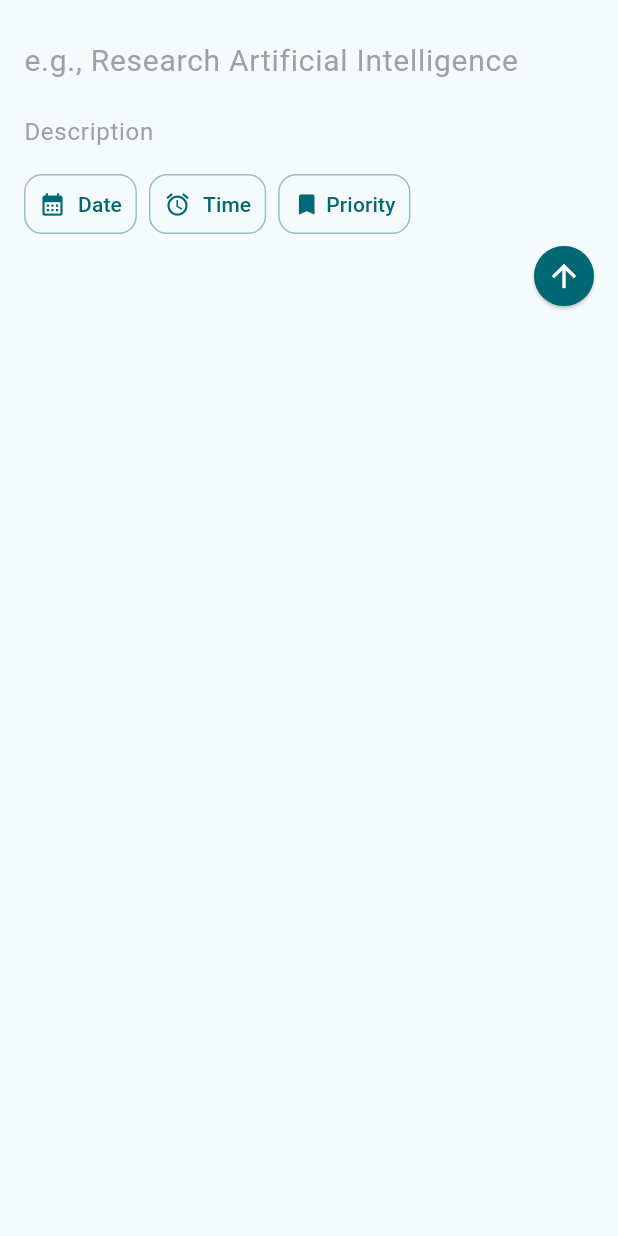
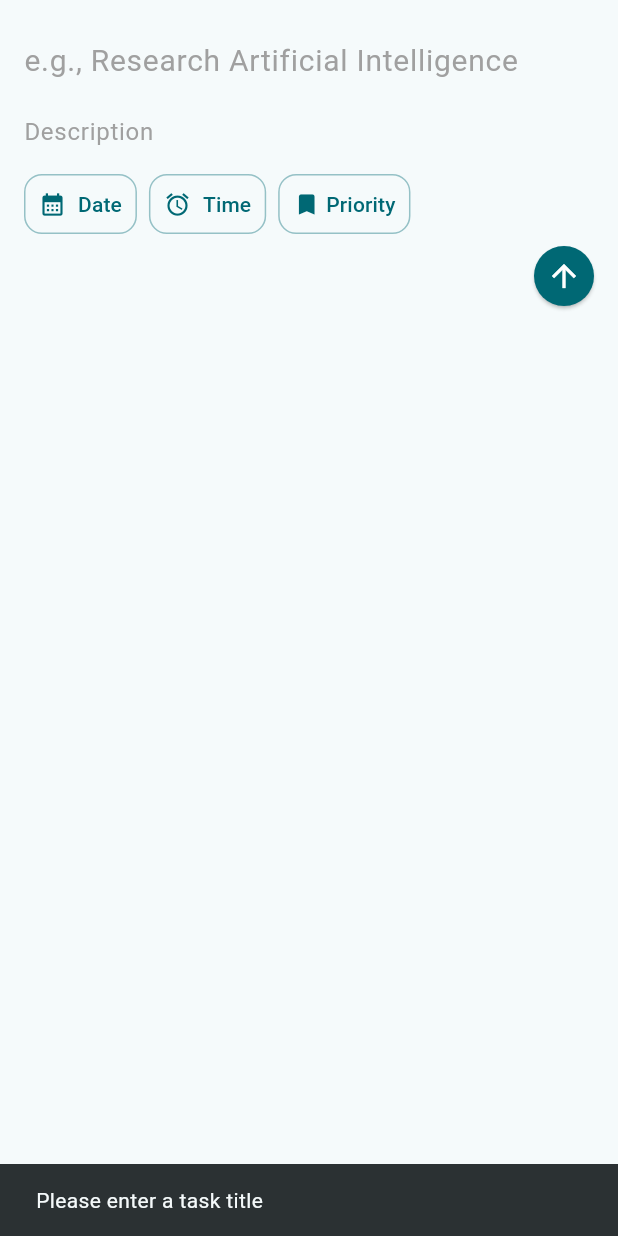
Before and after one commit to minhkhang1505/flutter_exercise1_todolist, a Flutter app: the AddNewTaskScreen widget shown alone on an empty page, opened directly, after a tap on the "arrow upward" icon, on a phone screen of 412 x 824 dp. Run offline on Flutter 3.47's test engine with Material 3 defaults, Android fonts, the phone set to English and light mode, and no system bars; our stand-ins replace google_fonts.

Commit message:
feat: Refactor AddNewTaskScreen with improved form handling and UI components

```diff
--- a/lib/presentation/screens/addtask/add_new_task.dart
+++ b/lib/presentation/screens/addtask/add_new_task.dart
@@ -1,5 +1,11 @@
 import 'package:flutter/material.dart';
-import 'package:flutter_exercise1_todolist/core/enums/priority_type.dart';
+import 'package:flutter_exercise1_todolist/presentation/screens/addtask/models/add_task_form_data.dart';
+import 'package:flutter_exercise1_todolist/presentation/screens/addtask/utils/date_time_formatter.dart';
+import 'package:flutter_exercise1_todolist/presentation/screens/addtask/utils/priority_formatter.dart';
+import 'package:flutter_exercise1_todolist/presentation/screens/addtask/widgets/priority_picker_dialog.dart';
+import 'package:flutter_exercise1_todolist/presentation/screens/addtask/widgets/task_action_button.dart';
+import 'package:flutter_exercise1_todolist/presentation/screens/addtask/widgets/task_input_field.dart';
+import 'package:flutter_exercise1_todolist/presentation/screens/addtask/widgets/task_submit_button.dart';
 
 class AddNewTaskScreen extends StatefulWidget {
   const AddNewTaskScreen({super.key});
@@ -9,60 +15,32 @@ class AddNewTaskScreen extends StatefulWidget {
 }
 
 class _AddNewTaskScreenState extends State<AddNewTaskScreen> {
-  DateTime? selectedDate;
-  TimeOfDay? selectedTime;
-  String? selectedPriority;
+  final _titleController = TextEditingController();
+  final _descriptionController = TextEditingController();
+  final _formData = AddTaskFormData();
 
-  void showPriorityDialog(BuildContext context) async {
-    final select = await showDialog<String>(
-      context: context,
-      builder: (BuildContext context) => Dialog(
-        shape: RoundedRectangleBorder(borderRadius: BorderRadius.circular(30)),
-        child: Padding(
-          padding: const EdgeInsets.all(16),
-          child: Column(
-            mainAxisSize: MainAxisSize.min,
-            children: <Widget>[
-              const Text(
-                "Choose Priority",
-                style: TextStyle(fontSize: 24, fontWeight: FontWeight.bold),
-              ),
-              const SizedBox(height: 16),
-              ...PriorityType.values.map(
-                (priority) => ListTile(
-                  title: Text(
-                    priority.name.replaceFirst(
-                      priority.name[0],
-                      priority.name[0].toUpperCase(),
-                    ),
-                  ),
-                  trailing: Icon(Icons.bookmark, color: priority.color),
-                  onTap: () {
-                    Navigator.of(context).pop(priority.name);
-                  },
-                ),
-              ),
-              TextButton(
-                onPressed: () => Navigator.pop(context),
-                child: const Text("Cancel"),
-              ),
-            ],
-          ),
-        ),
-      ),
-    );
+  @override
+  void dispose() {
+    _titleController.dispose();
+    _descriptionController.dispose();
+    super.dispose();
+  }
 
-    if (select != null) {
+  /// Show priority picker dialog
+  Future<void> _showPriorityDialog() async {
+    final selected = await PriorityPickerDialog.show(context);
+    if (selected != null) {
       setState(() {
-        selectedPriority = select;
+        _formData.priority = selected;
       });
     }
   }
 
-  Future<void> _selectDate(BuildContext context) async {
+  /// Show date picker dialog
+  Future<void> _selectDate() async {
     final DateTime? picked = await showDatePicker(
       context: context,
-      initialDate: selectedDate,
+      initialDate: _formData.dueDate ?? DateTime.now(),
       firstDate: DateTime.now(),
       lastDate: DateTime(DateTime.now().year + 2),
       helpText: 'Select Due Date',
@@ -70,115 +48,58 @@ class _AddNewTaskScreenState extends State<AddNewTaskScreen> {
       cancelText: 'CANCEL',
     );
 
-    if (picked != null && picked != selectedDate) {
-      setState(() => selectedDate = picked);
+    if (picked != null) {
+      setState(() {
+        _formData.dueDate = picked;
+      });
     }
   }
 
-  Future<void> _selectTime(BuildContext context) async {
+  /// Show time picker dialog
+  Future<void> _selectTime() async {
     final TimeOfDay? picked = await showTimePicker(
       context: context,
-      initialTime: TimeOfDay.now(),
+      initialTime: _formData.dueTime ?? TimeOfDay.now(),
       helpText: 'Select Due Time',
       confirmText: 'SELECT',
       cancelText: 'CANCEL',
     );
 
-    if (picked != null && picked != selectedTime) {
-      setState(() => selectedTime = picked);
+    if (picked != null) {
+      setState(() {
+        _formData.dueTime = picked;
+      });
     }
   }
 
-  Widget _formatPriority(String? priority) {
-    if (priority == null) {
-      return Row(
-        children: [
-          Icon(Icons.bookmark, color: Color(0xff006874)),
-          SizedBox(width: 4),
-          Text('Priority'),
-        ],
+  /// Handle form submission
+  void _handleSubmit() {
+    _formData.title = _titleController.text;
+    _formData.description = _descriptionController.text;
+
+    if (!_formData.isValid()) {
+      ScaffoldMessenger.of(context).showSnackBar(
+        const SnackBar(content: Text('Please enter a task title')),
       );
-    }
-    if (priority == PriorityType.high.name) {
-      return Row(
-        children: [
-          Icon(Icons.bookmark, color: PriorityType.high.color),
-          SizedBox(width: 4),
-          Text('High'),
-        ],
-      );
-    } else if (priority == PriorityType.medium.name) {
-      return Row(
-        children: [
-          Icon(Icons.bookmark, color: PriorityType.medium.color),
-          SizedBox(width: 4),
-          Text('Medium'),
-        ],
-      );
-    } else {
-      return Row(
-        children: [
-          Icon(Icons.bookmark, color: PriorityType.low.color),
-          SizedBox(width: 4),
-          Text('Low'),
-        ],
-      );
-    }
-  }
-
-  String _formatDate(DateTime? date) {
-    if (date == null) {
-      return 'Date';
+      return;
     }
 
-    final now = DateTime.now();
-    final today = DateTime(now.year, now.month, now.day);
-    final tomorrow = today.add(const Duration(days: 1));
-    final selectedDay = DateTime(date.year, date.month, date.day);
-    final months = [
-      'Jan',
-      'Feb',
-      'Mar',
-      'Apr',
-      'May',
-      'Jun',
-      'Jul',
-      'Aug',
-      'Sep',
-      'Oct',
-      'Nov',
-      'Dec',
-    ];
-    if (selectedDay == today) {
-      return 'Today';
-    } else if (selectedDay == tomorrow) {
-      return 'Tomorrow';
-    } else if (selectedDay.year > now.year) {
-      return '${months[date.month - 1]} ${date.day}, ${date.year}';
-    } else {
-      return '${months[date.month - 1]} ${date.day}';
-    }
-  }
-
-  String _formatTime(TimeOfDay? time) {
-    if (time == null) {
-      return 'Time';
-    }
-    final hour = time.hourOfPeriod == 0 ? 12 : time.hourOfPeriod;
-    final period = time.period == DayPeriod.am ? 'AM' : 'PM';
-    return '$hour:${time.minute.toString().padLeft(2, '0')} $period';
+    // TODO: Save the task using a repository or provider
+    // For now, just close the bottom sheet
+    Navigator.of(context).pop(_formData);
   }
 
   @override
   Widget build(BuildContext context) {
     final colorScheme = Theme.of(context).colorScheme;
+
     return Padding(
       padding: EdgeInsets.only(
         bottom: MediaQuery.of(context).viewInsets.bottom,
       ),
       child: Container(
         width: double.infinity,
-        padding: EdgeInsets.fromLTRB(16, 16, 0, 16),
+        padding: const EdgeInsets.fromLTRB(16, 16, 0, 16),
         decoration: BoxDecoration(
           color: colorScheme.surfaceBright,
           borderRadius: BorderRadius.circular(30.0),
@@ -186,144 +107,90 @@ class _AddNewTaskScreenState extends State<AddNewTaskScreen> {
         child: Column(
           mainAxisSize: MainAxisSize.min,
           children: [
-            Padding(
-              padding: const EdgeInsets.only(right: 16.0),
-              child: TextField(
-                decoration: InputDecoration(
-                  hintText: "e.g., Research Artificial Intelligence",
-                  hintStyle: TextStyle(
-                    color: Colors.grey.withAlpha(250),
-                    fontSize: 20,
-                  ),
-                  border: InputBorder.none,
-                ),
-                keyboardType: TextInputType.multiline,
-                maxLines: null,
-                style: const TextStyle(fontSize: 20),
-              ),
-            ),
-            Padding(
-              padding: const EdgeInsets.only(right: 8.0),
-              child: TextField(
-                decoration: InputDecoration(
-                  hintText: "Description",
-                  hintStyle: TextStyle(
-                    color: Colors.grey.withAlpha(250),
-                    fontSize: 16,
-                  ),
-                  border: InputBorder.none,
-                ),
-                keyboardType: TextInputType.multiline,
-                maxLines: null,
-                style: const TextStyle(fontSize: 16),
-              ),
-            ),
-            Padding(
-              padding: const EdgeInsets.only(right: 16),
-              child: Row(
-                mainAxisAlignment: MainAxisAlignment.start,
-                children: [
-                  //date picker
-                  ElevatedButton(
-                    style: ElevatedButton.styleFrom(
-                      padding: const EdgeInsets.all(10),
-                      backgroundColor: colorScheme.surface,
-                      elevation: 0,
-                      shape: RoundedRectangleBorder(
-                        borderRadius: BorderRadius.circular(12),
-                        side: BorderSide(
-                          color: colorScheme.primary.withAlpha(100),
-                          width: 1,
-                        ),
-                      ),
-                    ),
-                    onPressed: () {
-                      _selectDate(context);
-                    },
-                    child: Row(
-                      children: [
-                        const Icon(Icons.calendar_month),
-                        const SizedBox(width: 8),
-                        Text(_formatDate(selectedDate)),
-                      ],
-                    ),
-                  ),
-                  SizedBox(width: 8),
-                  ElevatedButton(
-                    style: ElevatedButton.styleFrom(
-                      padding: const EdgeInsets.all(10),
-                      backgroundColor: colorScheme.surface,
-                      elevation: 0,
-                      shape: RoundedRectangleBorder(
-                        borderRadius: BorderRadius.circular(12),
-                        side: BorderSide(
-                          color: colorScheme.primary.withAlpha(100),
-                          width: 1,
-                        ),
-                      ),
-                    ),
-                    onPressed: () {
-                      _selectTime(context);
-                    },
-                    child: Row(
-                      children: [
-                        Icon(Icons.alarm),
-                        SizedBox(width: 8),
-                        Text(_formatTime(selectedTime)),
-                      ],
-                    ),
-                  ),
-                  SizedBox(width: 8),
-
-                  // priority picker
-                  ElevatedButton(
-                    style: ElevatedButton.styleFrom(
-                      padding: const EdgeInsets.all(10),
-                      backgroundColor: colorScheme.surface,
-                      elevation: 0,
-                      shape: RoundedRectangleBorder(
-                        borderRadius: BorderRadius.circular(12),
-
-                        side: BorderSide(
-                          color: colorScheme.primary.withAlpha(100),
-                          width: 1,
-                        ),
-                      ),
-                    ),
-
-                    onPressed: () {
-                      showPriorityDialog(context);
-                    },
-                    child: _formatPriority(selectedPriority),
-                  ),
-                ],
-              ),
-            ),
-            Row(
-              mainAxisAlignment: MainAxisAlignment.end,
-              children: [
-                ElevatedButton.icon(
-                  onPressed: () {},
-                  style: ElevatedButton.styleFrom(
-                    backgroundColor: colorScheme.primary,
-                    shape: CircleBorder(
-                      side: BorderSide(
-                        color: colorScheme.primary.withAlpha(100),
-                        width: 1,
-                      ),
-                    ),
-                  ),
-                  label: Icon(
-                    Icons.arrow_upward,
-                    size: 24,
-                    color: colorScheme.onPrimary,
-                  ),
-                ),
-              ],
-            ),
+            _buildInputFields(),
+            _buildActionButtons(colorScheme),
+            _buildSubmitButton(colorScheme),
           ],
         ),
       ),
     );
   }
+
+  /// Build title and description input fields
+  Widget _buildInputFields() {
+    return Column(
+      children: [
+        Padding(
+          padding: const EdgeInsets.only(right: 16.0),
+          child: TaskInputField(
+            hintText: "e.g., Research Artificial Intelligence",
+            fontSize: 20,
+            controller: _titleController,
+          ),
+        ),
+        Padding(
+          padding: const EdgeInsets.only(right: 8.0),
+          child: TaskInputField(
+            hintText: "Description",
+            fontSize: 16,
+            controller: _descriptionController,
+          ),
+        ),
+      ],
+    );
+  }
+
+  /// Build date, time, and priority action buttons
+  Widget _buildActionButtons(ColorScheme colorScheme) {
+    return Padding(
+      padding: const EdgeInsets.only(right: 16),
+      child: Row(
+        mainAxisAlignment: MainAxisAlignment.start,
+        children: [
+          TaskActionButton(
+            colorScheme: colorScheme,
+            onPressed: _selectDate,
+            child: Row(
+              children: [
+                const Icon(Icons.calendar_month),
+                const SizedBox(width: 8),
+                Text(DateTimeFormatter.formatDate(_formData.dueDate)),
+              ],
+            ),
+          ),
+          const SizedBox(width: 8),
+          TaskActionButton(
+            colorScheme: colorScheme,
+            onPressed: _selectTime,
+            child: Row(
+              children: [
+                const Icon(Icons.alarm),
+                const SizedBox(width: 8),
+                Text(DateTimeFormatter.formatTime(_formData.dueTime)),
+              ],
+            ),
+          ),
+          const SizedBox(width: 8),
+          TaskActionButton(
+            colorScheme: colorScheme,
+            onPressed: _showPriorityDialog,
+            child: PriorityFormatter.formatPriorityWidget(
+              _formData.priority,
+              colorScheme.primary,
+            ),
+          ),
+        ],
+      ),
+    );
+  }
+
+  /// Build submit button
+  Widget _buildSubmitButton(ColorScheme colorScheme) {
+    return Row(
+      mainAxisAlignment: MainAxisAlignment.end,
+      children: [
+        TaskSubmitButton(colorScheme: colorScheme, onPressed: _handleSubmit),
+      ],
+    );
+  }
 }
--- /dev/null
+++ b/lib/presentation/screens/addtask/models/add_task_form_data.dart
@@ -0,0 +1,49 @@
+import 'package:flutter/material.dart';
+
+/// Model class to hold add task form data
+class AddTaskFormData {
+  String title;
+  String description;
+  DateTime? dueDate;
+  TimeOfDay? dueTime;
+  String? priority;
+
+  AddTaskFormData({
+    this.title = '',
+    this.description = '',
+    this.dueDate,
+    this.dueTime,
+    this.priority,
+  });
+
+  /// Check if the form has valid data (at minimum, a title)
+  bool isValid() {
+    return title.trim().isNotEmpty;
+  }
+
+  /// Create a copy with updated fields
+  AddTaskFormData copyWith({
+    String? title,
+    String? description,
+    DateTime? dueDate,
+    TimeOfDay? dueTime,
+    String? priority,
+  }) {
+    return AddTaskFormData(
+      title: title ?? this.title,
+      description: description ?? this.description,
+      dueDate: dueDate ?? this.dueDate,
+      dueTime: dueTime ?? this.dueTime,
+      priority: priority ?? this.priority,
+    );
+  }
+
+  /// Reset all fields to default values
+  void reset() {
+    title = '';
+    description = '';
+    dueDate = null;
+    dueTime = null;
+    priority = null;
+  }
+}
--- /dev/null
+++ b/lib/presentation/screens/addtask/utils/date_time_formatter.dart
@@ -0,0 +1,63 @@
+import 'package:flutter/material.dart';
+
+/// Utility class for formatting dates and times in the add task screen
+class DateTimeFormatter {
+  /// Format a date to display as "Today", "Tomorrow", or "Oct 24"
+  static String formatDate(DateTime? date) {
+    if (date == null) {
+      return 'Date';
+    }
+
+    final now = DateTime.now();
+    final today = DateTime(now.year, now.month, now.day);
+    final tomorrow = today.add(const Duration(days: 1));
+    final selectedDay = DateTime(date.year, date.month, date.day);
+
+    if (selectedDay == today) {
+      return 'Today';
+    } else if (selectedDay == tomorrow) {
+      return 'Tomorrow';
+    }
+
+    // Format as "Oct 24" or "Oct 24, 2026"
+    final months = [
+      'Jan',
+      'Feb',
+      'Mar',
+      'Apr',
+      'May',
+      'Jun',
+      'Jul',
+      'Aug',
+      'Sep',
+      'Oct',
+      'Nov',
+      'Dec',
+    ];
+
+    if (selectedDay.year > now.year) {
+      return '${months[date.month - 1]} ${date.day}, ${date.year}';
+    } else {
+      return '${months[date.month - 1]} ${date.day}';
+    }
+  }
+
+  /// Format a time to display as "2:30 PM"
+  static String formatTime(TimeOfDay? time) {
+    if (time == null) {
+      return 'Time';
+    }
+
+    final hour = time.hourOfPeriod == 0 ? 12 : time.hourOfPeriod;
+    final period = time.period == DayPeriod.am ? 'AM' : 'PM';
+    return '$hour:${time.minute.toString().padLeft(2, '0')} $period';
+  }
+
+  /// Combine date and time into a single DateTime
+  static DateTime? combineDateTime(DateTime? date, TimeOfDay? time) {
+    if (date == null) return null;
+    if (time == null) return date;
+
+    return DateTime(date.year, date.month, date.day, time.hour, time.minute);
+  }
+}
--- /dev/null
+++ b/lib/presentation/screens/addtask/utils/priority_formatter.dart
@@ -0,0 +1,49 @@
+import 'package:flutter/material.dart';
+import 'package:flutter_exercise1_todolist/core/enums/priority_type.dart';
+
+/// Utility class for formatting priority display
+class PriorityFormatter {
+  /// Get the display widget for a priority
+  static Widget formatPriorityWidget(String? priority, Color defaultColor) {
+    if (priority == null) {
+      return Row(
+        children: [
+          Icon(Icons.bookmark, color: defaultColor),
+          const SizedBox(width: 4),
+          const Text('Priority'),
+        ],
+      );
+    }
+
+    final priorityType = _getPriorityType(priority);
+    final displayName = _capitalizeFirst(priority);
+
+    return Row(
+      children: [
+        Icon(Icons.bookmark, color: priorityType?.color ?? defaultColor),
+        const SizedBox(width: 4),
+        Text(displayName),
+      ],
+    );
+  }
+
+  /// Get the priority type enum from string name
+  static PriorityType? _getPriorityType(String priority) {
+    return PriorityType.values.firstWhere(
+      (type) => type.name == priority,
+      orElse: () => PriorityType.low,
+    );
+  }
+
+  /// Capitalize the first letter of a string
+  static String _capitalizeFirst(String text) {
+    if (text.isEmpty) return text;
+    return text[0].toUpperCase() + text.substring(1);
+  }
+
+  /// Get the display name for a priority
+  static String getDisplayName(String? priority) {
+    if (priority == null) return 'Priority';
+    return _capitalizeFirst(priority);
+  }
+}
--- /dev/null
+++ b/lib/presentation/screens/addtask/widgets/priority_picker_dialog.dart
@@ -0,0 +1,65 @@
+import 'package:flutter/material.dart';
+import 'package:flutter_exercise1_todolist/core/enums/priority_type.dart';
+
+/// Dialog widget for selecting task priority
+class PriorityPickerDialog extends StatelessWidget {
+  const PriorityPickerDialog({super.key});
+
+  /// Show the priority picker dialog and return the selected priority
+  static Future<String?> show(BuildContext context) async {
+    return await showDialog<String>(
+      context: context,
+      builder: (BuildContext context) => const PriorityPickerDialog(),
+    );
+  }
+
+  @override
+  Widget build(BuildContext context) {
+    return Dialog(
+      shape: RoundedRectangleBorder(borderRadius: BorderRadius.circular(30)),
+      child: Padding(
+        padding: const EdgeInsets.all(16),
+        child: Column(
+          mainAxisSize: MainAxisSize.min,
+          children: <Widget>[
+            const Text(
+              "Choose Priority",
+              style: TextStyle(fontSize: 24, fontWeight: FontWeight.bold),
+            ),
+            const SizedBox(height: 16),
+            ...PriorityType.values.map(
+              (priority) => _PriorityListTile(priority: priority),
+            ),
+            TextButton(
+              onPressed: () => Navigator.pop(context),
+              child: const Text("Cancel"),
+            ),
+          ],
+        ),
+      ),
+    );
+  }
+}
+
+/// Individual priority option in the dialog
+class _PriorityListTile extends StatelessWidget {
+  final PriorityType priority;
+
+  const _PriorityListTile({required this.priority});
+
+  @override
+  Widget build(BuildContext context) {
+    return ListTile(
+      title: Text(_capitalizeFirst(priority.name)),
+      trailing: Icon(Icons.bookmark, color: priority.color),
+      onTap: () {
+        Navigator.of(context).pop(priority.name);
+      },
+    );
+  }
+
+  String _capitalizeFirst(String text) {
+    if (text.isEmpty) return text;
+    return text[0].toUpperCase() + text.substring(1);
+  }
+}
--- /dev/null
+++ b/lib/presentation/screens/addtask/widgets/task_action_button.dart
@@ -0,0 +1,32 @@
+import 'package:flutter/material.dart';
+
+/// Reusable styled button for date, time, and priority actions
+class TaskActionButton extends StatelessWidget {
+  final Widget child;
+  final VoidCallback onPressed;
+  final ColorScheme colorScheme;
+
+  const TaskActionButton({
+    super.key,
+    required this.child,
+    required this.onPressed,
+    required this.colorScheme,
+  });
+
+  @override
+  Widget build(BuildContext context) {
+    return ElevatedButton(
+      style: ElevatedButton.styleFrom(
+        padding: const EdgeInsets.all(10),
+        backgroundColor: colorScheme.surface,
+        elevation: 0,
+        shape: RoundedRectangleBorder(
+          borderRadius: BorderRadius.circular(12),
+          side: BorderSide(color: colorScheme.primary.withAlpha(100), width: 1),
+        ),
+      ),
+      onPressed: onPressed,
+      child: child,
+    );
+  }
+}
--- /dev/null
+++ b/lib/presentation/screens/addtask/widgets/task_input_field.dart
@@ -0,0 +1,37 @@
+import 'package:flutter/material.dart';
+
+/// Custom text input widget for task title and description
+class TaskInputField extends StatelessWidget {
+  final String hintText;
+  final double fontSize;
+  final TextEditingController controller;
+  final TextInputType? keyboardType;
+  final int? maxLines;
+
+  const TaskInputField({
+    super.key,
+    required this.hintText,
+    required this.fontSize,
+    required this.controller,
+    this.keyboardType,
+    this.maxLines,
+  });
+
+  @override
+  Widget build(BuildContext context) {
+    return TextField(
+      controller: controller,
+      decoration: InputDecoration(
+        hintText: hintText,
+        hintStyle: TextStyle(
+          color: Colors.grey.withAlpha(250),
+          fontSize: fontSize,
+        ),
+        border: InputBorder.none,
+      ),
+      keyboardType: keyboardType ?? TextInputType.multiline,
+      maxLines: maxLines,
+      style: TextStyle(fontSize: fontSize),
+    );
+  }
+}
--- /dev/null
+++ b/lib/presentation/screens/addtask/widgets/task_submit_button.dart
@@ -0,0 +1,36 @@
+import 'package:flutter/material.dart';
+
+/// Circular submit button for the add task form
+class TaskSubmitButton extends StatelessWidget {
+  final VoidCallback onPressed;
+  final ColorScheme colorScheme;
+  final bool isEnabled;
+
+  const TaskSubmitButton({
+    super.key,
+    required this.onPressed,
+    required this.colorScheme,
+    this.isEnabled = true,
+  });
+
+  @override
+  Widget build(BuildContext context) {
+    return ElevatedButton.icon(
+      onPressed: isEnabled ? onPressed : null,
+      style: ElevatedButton.styleFrom(
+        backgroundColor: colorScheme.primary,
+        disabledBackgroundColor: colorScheme.primary.withAlpha(100),
+        shape: CircleBorder(
+          side: BorderSide(color: colorScheme.primary.withAlpha(20), width: 2),
+        ),
+      ),
+      label: Icon(
+        Icons.arrow_upward,
+        size: 24,
+        color: isEnabled
+            ? colorScheme.onPrimary
+            : colorScheme.onPrimary.withAlpha(100),
+      ),
+    );
+  }
+}
```
